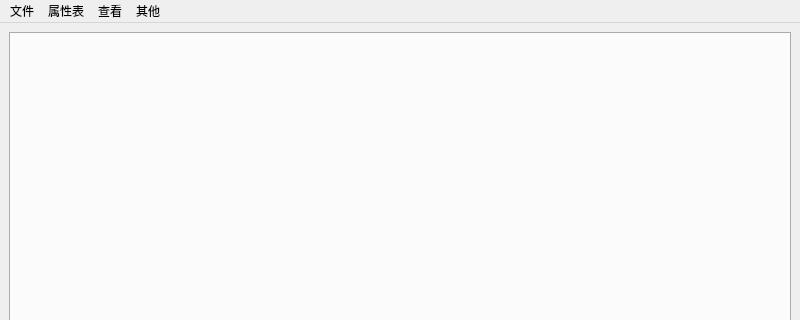
This is ui/mainwindow.ui in azh-1415926/VSATEditor as Qt 5 draws it before an edit; both pictures show x 0 to 800 and y 0 to 320 of the 800 by 600 pixel window. The edited form follows.
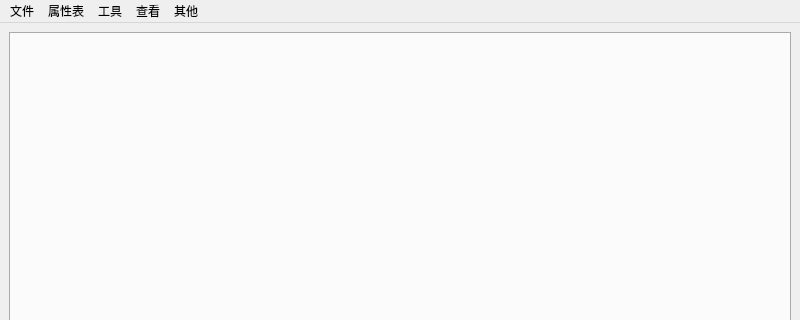
This is the edited form.

Diff of the .ui file:
```diff
--- a/ui/mainwindow.ui
+++ b/ui/mainwindow.ui
@@ -94,8 +94,16 @@
     <addaction name="menucmake"/>
     <addaction name="help_action"/>
    </widget>
+   <widget class="QMenu" name="menu_3">
+    <property name="title">
+     <string>工具</string>
+    </property>
+    <addaction name="multi_function_selector_action"/>
+    <addaction name="scan_lib_action"/>
+   </widget>
    <addaction name="file_menu"/>
    <addaction name="props_menu"/>
+   <addaction name="menu_3"/>
    <addaction name="menu"/>
    <addaction name="other_menu"/>
   </widget>
```
Left out of the diff: 10 changed lines with no effect on the pictures.
